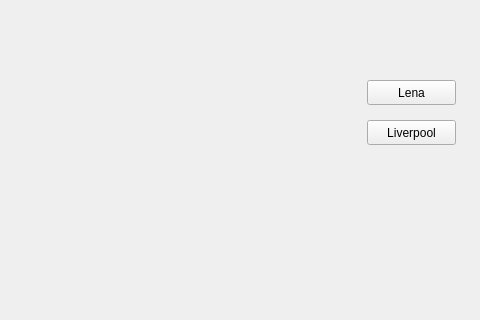
Above: src/gui/UI/anonymisering.ui from jegerud/Sciprog2020project before the change; both pictures show x 383 to 863 and y 0 to 320 of the 863 by 483 pixel window. Below: the same form after it.
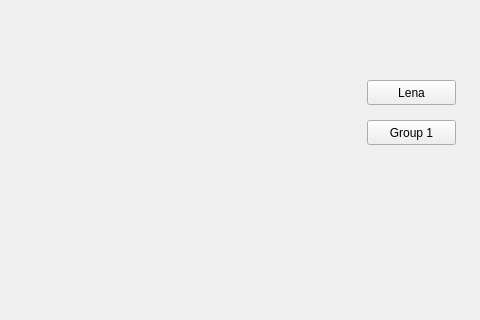
That is the form after the change. Icons and pictures are not drawn.

Commit message: Småfiks

What changed in the file:
```diff
--- a/src/gui/UI/anonymisering.ui
+++ b/src/gui/UI/anonymisering.ui
@@ -84,7 +84,7 @@
     </rect>
    </property>
    <property name="text">
-    <string>Liverpool</string>
+    <string>Group 1</string>
    </property>
   </widget>
   <widget class="QPushButton" name="lena">
```
Left out of the diff: 2 changed lines with no effect on the pictures.
